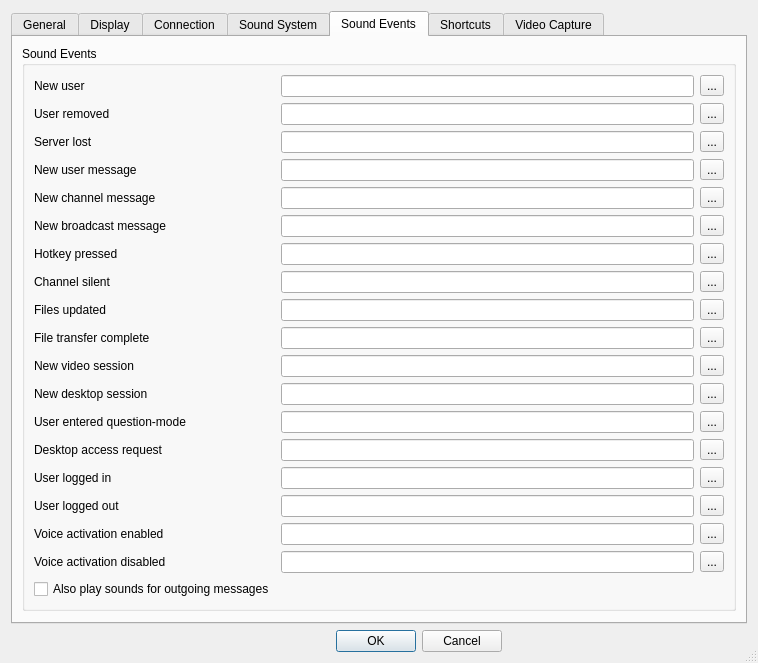
The window that Client/qtTeamTalk/preferences.ui (BearWare/TeamTalk5) describes before a commit, drawn with Qt 5.
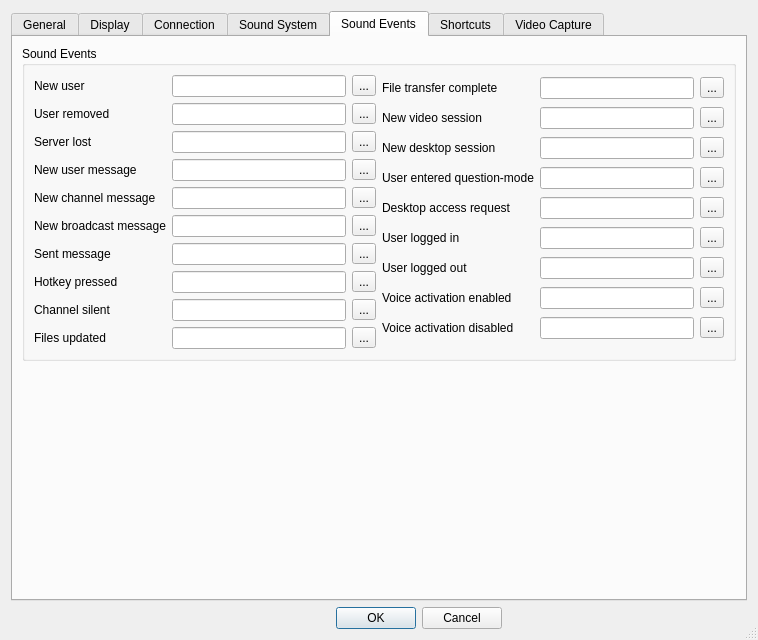
The same window after the commit. The open tabs and pages were chosen to show the change. Icons and pictures are not drawn.

Commit message: Separate sound for 'sent message'

The edit to the form file:
```diff
--- a/Client/qtTeamTalk/preferences.ui
+++ b/Client/qtTeamTalk/preferences.ui
@@ -1101,6 +1101,9 @@
               <property name="text">
                <string>Media file vs. voice volume</string>
               </property>
+              <property name="buddy">
+               <cstring>mediavsvoiceSlider</cstring>
+              </property>
              </widget>
             </item>
             <item>
@@ -1170,13 +1173,19 @@
          <layout class="QHBoxLayout" name="horizontalLayout_14">
           <item>
            <layout class="QGridLayout" name="gridLayout_4">
-            <item row="1" column="2">
-             <widget class="QToolButton" name="rmuserButton">
+            <item row="0" column="0">
+             <widget class="QLabel" name="label_16">
               <property name="text">
-               <string notr="true">...</string>
+               <string>New user</string>
+              </property>
+              <property name="buddy">
+               <cstring>newuserEdit</cstring>
               </property>
              </widget>
             </item>
+            <item row="0" column="1">
+             <widget class="QLineEdit" name="newuserEdit"/>
+            </item>
             <item row="0" column="2">
              <widget class="QToolButton" name="newuserButton">
               <property name="sizePolicy">
@@ -1190,23 +1199,23 @@
               </property>
              </widget>
             </item>
-            <item row="12" column="0">
-             <widget class="QLabel" name="label_38">
+            <item row="1" column="0">
+             <widget class="QLabel" name="label_17">
               <property name="text">
-               <string>User entered question-mode</string>
+               <string>User removed</string>
               </property>
               <property name="buddy">
-               <cstring>questionmodeEdit</cstring>
+               <cstring>rmuserEdit</cstring>
               </property>
              </widget>
             </item>
-            <item row="5" column="0">
-             <widget class="QLabel" name="label_36">
+            <item row="1" column="1">
+             <widget class="QLineEdit" name="rmuserEdit"/>
+            </item>
+            <item row="1" column="2">
+             <widget class="QToolButton" name="rmuserButton">
               <property name="text">
-               <string>New broadcast message</string>
-              </property>
-              <property name="buddy">
-               <cstring>bcastmsgEdit</cstring>
+               <string notr="true">...</string>
               </property>
              </widget>
             </item>
@@ -1220,11 +1229,15 @@
               </property>
              </widget>
             </item>
-            <item row="12" column="1">
-             <widget class="QLineEdit" name="questionmodeEdit"/>
+            <item row="2" column="1">
+             <widget class="QLineEdit" name="srvlostEdit"/>
             </item>
-            <item row="3" column="1">
-             <widget class="QLineEdit" name="usermsgEdit"/>
+            <item row="2" column="2">
+             <widget class="QToolButton" name="srvlostButton">
+              <property name="text">
+               <string notr="true">...</string>
+              </property>
+             </widget>
             </item>
             <item row="3" column="0">
              <widget class="QLabel" name="label_19">
@@ -1236,35 +1249,77 @@
               </property>
              </widget>
             </item>
-            <item row="6" column="2">
-             <widget class="QToolButton" name="hotkeyButton">
+            <item row="3" column="1">
+             <widget class="QLineEdit" name="usermsgEdit"/>
+            </item>
+            <item row="3" column="2">
+             <widget class="QToolButton" name="usermsgButton">
               <property name="text">
                <string notr="true">...</string>
               </property>
              </widget>
             </item>
-            <item row="13" column="2">
-             <widget class="QToolButton" name="desktopaccessBtn">
+            <item row="4" column="0">
+             <widget class="QLabel" name="label_20">
               <property name="text">
-               <string>...</string>
+               <string>New channel message</string>
               </property>
+              <property name="buddy">
+               <cstring>chanmsgEdit</cstring>
+              </property>
              </widget>
             </item>
-            <item row="12" column="2">
-             <widget class="QToolButton" name="questionmodeBtn">
+            <item row="4" column="1">
+             <widget class="QLineEdit" name="chanmsgEdit"/>
+            </item>
+            <item row="4" column="2">
+             <widget class="QToolButton" name="chanmsgButton">
               <property name="text">
-               <string>...</string>
+               <string notr="true">...</string>
               </property>
              </widget>
             </item>
-            <item row="10" column="2">
-             <widget class="QToolButton" name="videosessionButton">
+            <item row="5" column="0">
+             <widget class="QLabel" name="label_36">
+              <property name="text">
+               <string>New broadcast message</string>
+              </property>
+              <property name="buddy">
+               <cstring>bcastmsgEdit</cstring>
+              </property>
+             </widget>
+            </item>
+            <item row="5" column="1">
+             <widget class="QLineEdit" name="bcastmsgEdit"/>
+            </item>
+            <item row="5" column="2">
+             <widget class="QToolButton" name="bcastmsgButton">
               <property name="text">
                <string notr="true">...</string>
               </property>
              </widget>
             </item>
             <item row="6" column="0">
+             <widget class="QLabel" name="label_58">
+              <property name="text">
+               <string>Sent message</string>
+              </property>
+              <property name="buddy">
+               <cstring>sentmsgEdit</cstring>
+              </property>
+             </widget>
+            </item>
+            <item row="6" column="1">
+             <widget class="QLineEdit" name="sentmsgEdit"/>
+            </item>
+            <item row="6" column="2">
+             <widget class="QToolButton" name="sentmsgButton">
+              <property name="text">
+               <string notr="true">...</string>
+              </property>
+             </widget>
+            </item>
+            <item row="7" column="0">
              <widget class="QLabel" name="label_21">
               <property name="text">
                <string>Hotkey pressed</string>
@@ -1274,7 +1329,37 @@
               </property>
              </widget>
             </item>
+            <item row="7" column="1">
+             <widget class="QLineEdit" name="hotkeyEdit"/>
+            </item>
+            <item row="7" column="2">
+             <widget class="QToolButton" name="hotkeyButton">
+              <property name="text">
+               <string notr="true">...</string>
+              </property>
+             </widget>
+            </item>
             <item row="8" column="0">
+             <widget class="QLabel" name="label_22">
+              <property name="text">
+               <string>Channel silent</string>
+              </property>
+              <property name="buddy">
+               <cstring>chansilentEdit</cstring>
+              </property>
+             </widget>
+            </item>
+            <item row="8" column="1">
+             <widget class="QLineEdit" name="chansilentEdit"/>
+            </item>
+            <item row="8" column="2">
+             <widget class="QToolButton" name="chansilentButton">
+              <property name="text">
+               <string notr="true">...</string>
+              </property>
+             </widget>
+            </item>
+            <item row="9" column="0">
              <widget class="QLabel" name="label_23">
               <property name="text">
                <string>Files updated</string>
@@ -1284,26 +1369,41 @@
               </property>
              </widget>
             </item>
-            <item row="0" column="1">
-             <widget class="QLineEdit" name="newuserEdit"/>
+            <item row="9" column="1">
+             <widget class="QLineEdit" name="fileupdEdit"/>
             </item>
-            <item row="11" column="0">
-             <widget class="QLabel" name="label_37">
+            <item row="9" column="2">
+             <widget class="QToolButton" name="fileupdButton">
               <property name="text">
-               <string>New desktop session</string>
+               <string notr="true">...</string>
+              </property>
+             </widget>
+            </item>
+           </layout>
+          </item>
+          <item>
+           <layout class="QGridLayout" name="gridLayout_7">
+            <item row="0" column="0">
+             <widget class="QLabel" name="label_24">
+              <property name="text">
+               <string>File transfer complete</string>
               </property>
               <property name="buddy">
-               <cstring>desktopsessionEdit</cstring>
+               <cstring>transferdoneEdit</cstring>
               </property>
              </widget>
             </item>
-            <item row="10" column="1">
-             <widget class="QLineEdit" name="videosessionEdit"/>
+            <item row="0" column="1">
+             <widget class="QLineEdit" name="transferdoneEdit"/>
             </item>
-            <item row="4" column="1">
-             <widget class="QLineEdit" name="chanmsgEdit"/>
+            <item row="0" column="2">
+             <widget class="QToolButton" name="transferdoneButton">
+              <property name="text">
+               <string notr="true">...</string>
+              </property>
+             </widget>
             </item>
-            <item row="10" column="0">
+            <item row="1" column="0">
              <widget class="QLabel" name="label_32">
               <property name="text">
                <string>New video session</string>
@@ -1313,37 +1413,57 @@
               </property>
              </widget>
             </item>
-            <item row="9" column="2">
-             <widget class="QToolButton" name="transferdoneButton">
-              <property name="text">
-               <string notr="true">...</string>
-              </property>
-             </widget>
-            </item>
-            <item row="2" column="2">
-             <widget class="QToolButton" name="srvlostButton">
-              <property name="text">
-               <string notr="true">...</string>
-              </property>
-             </widget>
-            </item>
             <item row="1" column="1">
-             <widget class="QLineEdit" name="rmuserEdit"/>
+             <widget class="QLineEdit" name="videosessionEdit"/>
             </item>
-            <item row="7" column="1">
-             <widget class="QLineEdit" name="chansilentEdit"/>
+            <item row="1" column="2">
+             <widget class="QToolButton" name="videosessionButton">
+              <property name="text">
+               <string notr="true">...</string>
+              </property>
+             </widget>
+            </item>
+            <item row="2" column="0">
+             <widget class="QLabel" name="label_37">
+              <property name="text">
+               <string>New desktop session</string>
+              </property>
+              <property name="buddy">
+               <cstring>desktopsessionEdit</cstring>
+              </property>
+             </widget>
             </item>
             <item row="2" column="1">
-             <widget class="QLineEdit" name="srvlostEdit"/>
+             <widget class="QLineEdit" name="desktopsessionEdit"/>
             </item>
-            <item row="11" column="2">
+            <item row="2" column="2">
              <widget class="QToolButton" name="desktopsessionButton">
               <property name="text">
                <string notr="true">...</string>
               </property>
              </widget>
             </item>
-            <item row="13" column="0">
+            <item row="3" column="0">
+             <widget class="QLabel" name="label_38">
+              <property name="text">
+               <string>User entered question-mode</string>
+              </property>
+              <property name="buddy">
+               <cstring>questionmodeEdit</cstring>
+              </property>
+             </widget>
+            </item>
+            <item row="3" column="1">
+             <widget class="QLineEdit" name="questionmodeEdit"/>
+            </item>
+            <item row="3" column="2">
+             <widget class="QToolButton" name="questionmodeBtn">
+              <property name="text">
+               <string>...</string>
+              </property>
+             </widget>
+            </item>
+            <item row="4" column="0">
              <widget class="QLabel" name="label_40">
               <property name="text">
                <string>Desktop access request</string>
@@ -1353,110 +1473,17 @@
               </property>
              </widget>
             </item>
-            <item row="13" column="1">
+            <item row="4" column="1">
              <widget class="QLineEdit" name="desktopaccessEdit"/>
             </item>
-            <item row="9" column="0">
-             <widget class="QLabel" name="label_24">
-              <property name="text">
-               <string>File transfer complete</string>
-              </property>
-              <property name="buddy">
-               <cstring>transferdoneEdit</cstring>
-              </property>
-             </widget>
-            </item>
-            <item row="0" column="0">
-             <widget class="QLabel" name="label_16">
-              <property name="text">
-               <string>New user</string>
-              </property>
-              <property name="buddy">
-               <cstring>newuserEdit</cstring>
-              </property>
-             </widget>
-            </item>
-            <item row="8" column="1">
-             <widget class="QLineEdit" name="fileupdEdit"/>
-            </item>
-            <item row="3" column="2">
-             <widget class="QToolButton" name="usermsgButton">
-              <property name="text">
-               <string notr="true">...</string>
-              </property>
-             </widget>
-            </item>
-            <item row="4" column="0">
-             <widget class="QLabel" name="label_20">
-              <property name="text">
-               <string>New channel message</string>
-              </property>
-              <property name="buddy">
-               <cstring>chanmsgEdit</cstring>
-              </property>
-             </widget>
-            </item>
-            <item row="11" column="1">
-             <widget class="QLineEdit" name="desktopsessionEdit"/>
-            </item>
-            <item row="1" column="0">
-             <widget class="QLabel" name="label_17">
-              <property name="text">
-               <string>User removed</string>
-              </property>
-              <property name="buddy">
-               <cstring>rmuserEdit</cstring>
-              </property>
-             </widget>
-            </item>
-            <item row="6" column="1">
-             <widget class="QLineEdit" name="hotkeyEdit"/>
-            </item>
-            <item row="7" column="2">
-             <widget class="QToolButton" name="chansilentButton">
-              <property name="text">
-               <string notr="true">...</string>
-              </property>
-             </widget>
-            </item>
-            <item row="9" column="1">
-             <widget class="QLineEdit" name="transferdoneEdit"/>
-            </item>
-            <item row="8" column="2">
-             <widget class="QToolButton" name="fileupdButton">
-              <property name="text">
-               <string notr="true">...</string>
-              </property>
-             </widget>
-            </item>
             <item row="4" column="2">
-             <widget class="QToolButton" name="chanmsgButton">
+             <widget class="QToolButton" name="desktopaccessBtn">
               <property name="text">
-               <string notr="true">...</string>
+               <string>...</string>
               </property>
              </widget>
             </item>
-            <item row="7" column="0">
-             <widget class="QLabel" name="label_22">
-              <property name="text">
-               <string>Channel silent</string>
-              </property>
-              <property name="buddy">
-               <cstring>chansilentEdit</cstring>
-              </property>
-             </widget>
-            </item>
-            <item row="5" column="1">
-             <widget class="QLineEdit" name="bcastmsgEdit"/>
-            </item>
-            <item row="5" column="2">
-             <widget class="QToolButton" name="bcastmsgButton">
-              <property name="text">
-               <string notr="true">...</string>
-              </property>
-             </widget>
-            </item>
-            <item row="14" column="0">
+            <item row="5" column="0">
              <widget class="QLabel" name="label_60">
               <property name="text">
                <string>User logged in</string>
@@ -1466,17 +1493,17 @@
               </property>
              </widget>
             </item>
-            <item row="14" column="1">
+            <item row="5" column="1">
              <widget class="QLineEdit" name="userloggedinEdit"/>
             </item>
-            <item row="14" column="2">
+            <item row="5" column="2">
              <widget class="QToolButton" name="userloggedinButton">
               <property name="text">
                <string notr="true">...</string>
               </property>
              </widget>
             </item>
-            <item row="15" column="0">
+            <item row="6" column="0">
              <widget class="QLabel" name="label_61">
               <property name="text">
                <string>User logged out</string>
@@ -1486,17 +1513,17 @@
               </property>
              </widget>
             </item>
-            <item row="15" column="1">
+            <item row="6" column="1">
              <widget class="QLineEdit" name="userloggedoutEdit"/>
             </item>
-            <item row="15" column="2">
+            <item row="6" column="2">
              <widget class="QToolButton" name="userloggedoutButton">
               <property name="text">
                <string notr="true">...</string>
               </property>
              </widget>
             </item>
-            <item row="16" column="0">
+            <item row="7" column="0">
              <widget class="QLabel" name="label_62">
               <property name="text">
                <string>Voice activation enabled</string>
@@ -1506,17 +1533,17 @@
               </property>
              </widget>
             </item>
-            <item row="16" column="1">
+            <item row="7" column="1">
              <widget class="QLineEdit" name="voiceactonEdit"/>
             </item>
-            <item row="16" column="2">
+            <item row="7" column="2">
              <widget class="QToolButton" name="voiceactonButton">
               <property name="text">
                <string notr="true">...</string>
               </property>
              </widget>
             </item>
-            <item row="17" column="0">
+            <item row="8" column="0">
              <widget class="QLabel" name="label_63">
               <property name="text">
                <string>Voice activation disabled</string>
@@ -1526,23 +1553,16 @@
               </property>
              </widget>
             </item>
-            <item row="17" column="1">
+            <item row="8" column="1">
              <widget class="QLineEdit" name="voiceactoffEdit"/>
             </item>
-            <item row="17" column="2">
+            <item row="8" column="2">
              <widget class="QToolButton" name="voiceactoffButton">
               <property name="text">
                <string notr="true">...</string>
               </property>
              </widget>
             </item>
-            <item>
-             <widget class="QCheckBox" name="soundsendChkBox">
-              <property name="text">
-               <string>Also play sounds for outgoing messages</string>
-              </property>
-             </widget>
-            </item>
            </layout>
           </item>
          </layout>
@@ -1843,6 +1863,9 @@
               <property name="text">
                <string>Image Format</string>
               </property>
+              <property name="buddy">
+               <cstring>vidrgb32RadioButton</cstring>
+              </property>
              </widget>
             </item>
             <item>
```
Left out of the diff: 3 changed lines with no effect on the pictures. The commit also changes 7 other files.
